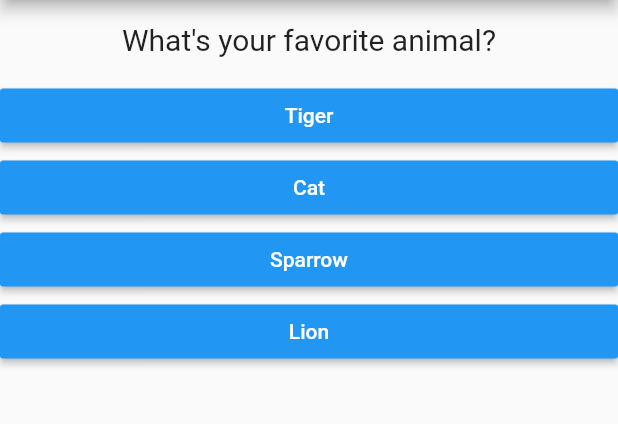
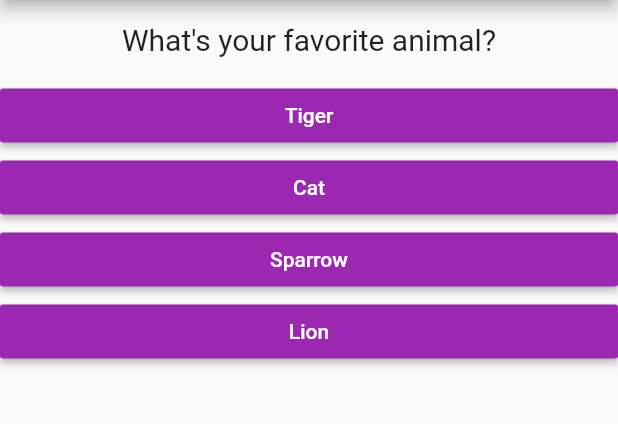
Before and after one commit to howtoflutter/hello_world, a Flutter app: the screen it shows after launch, after a tap on "Black", on a phone screen of 412 x 824 dp, the part 84-508 px from its top. Run offline on Flutter 3.47's test engine with Material 2 defaults, Android fonts, the phone set to English and light mode, and no system bars.

Commit message:
Built a working quiz app with flutter

```diff
--- a/lib/main.dart
+++ b/lib/main.dart
@@ -1,6 +1,6 @@
 import 'package:flutter/material.dart';
-import 'widgets/question.dart';
-import 'widgets/answer.dart';
+import 'widgets/quiz.dart';
+import 'widgets/result.dart';
 
 void main() => runApp(MyApp());
 
@@ -13,52 +13,72 @@ class MyApp extends StatefulWidget {
 }
 
 class _MyAppState extends State<MyApp> {
-  var _questionIndex = 0;
-
-  void _answerQuestion() {
-    setState(() {
-      _questionIndex += 1;
-    });
-    print(_questionIndex);
-  }
-
-  @override
-  Widget build(BuildContext ctx) {
-    final questions = [
+  final _questions = const [
     {
       "questionText": "What's your favorite color?",
       "answers": [
-          "Black", "Red", "White", "Green",
+        {"text": "Black", "score": 3},
+        {"text": "Red", "score": 5},
+        {"text": "White", "score": 7},
+        {"text": "Green", "score": 9},
       ],
     },
     {
       "questionText": "What's your favorite animal?",
       "answers": [
-          "Tiger", "Cat", "Sparrow", "Lion",
+        {"text": "Tiger", "score": 3},
+        {"text": "Cat", "score": 5},
+        {"text": "Sparrow", "score": 7},
+        {"text": "Lion", "score": 9},
       ],
     },
     {
       "questionText": "What's your favorite place?",
       "answers": [
-          "Singapore", "Switzerland", "Spain", "Italy",
+        {"text": "Singapore", "score": 3},
+        {"text": "Switzerland", "score": 5},
+        {"text": "Spain", "score": 7},
+        {"text": "Italy", "score": 9},
       ],
     },
   ];
+  var _questionIndex = 0;
+  var _totalScore = 0;
+
+  void _resetHandler() {
+    setState(() {
+      _questionIndex = 0;
+      _totalScore = 0;
+    });
+  }
+
+  void _answerQuestion(int score) {
+    // _totalScore += score;
+    setState(() {
+      _questionIndex += 1;
+      _totalScore += score;
+    });
+    print(_questionIndex);
+    if (_questionIndex < _questions.length) {
+      print("We have more questions!");
+    }
+  }
+
+  @override
+  Widget build(BuildContext ctx) {
     return MaterialApp(
       home: Scaffold(
         appBar: AppBar(
           backgroundColor: Colors.black,
           title: Text('Questionaire App'),
         ),
-        body: Column(
-          children: [
-            Question(questions[_questionIndex]['questionText']),
-            ...(questions[_questionIndex]['answers'] as List<String>)
-              .map((answer) {
-              return Answer(_answerQuestion, answer);
-            }).toList(),
-          ],
-        ),
+        body: (_questionIndex < _questions.length)
+            ? Quiz(
+                questions: _questions,
+                questionIndex: _questionIndex,
+                answerQuestion: _answerQuestion,
+              )
+            : Result(totalScore: _totalScore, resetHandler: _resetHandler),
       ),
     );
   }
--- a/lib/widgets/answer.dart
+++ b/lib/widgets/answer.dart
@@ -7,11 +7,11 @@ class Answer extends StatelessWidget {
   Answer(this.selectHandler, this.answerText);
 
   @override
-  Widget build(BuildContext context) {
+  Widget build(BuildContext ctx) {
     return Container(
       width: double.infinity,
       child: RaisedButton(
-        color: Colors.blue,
+        color: Colors.purple,
         textColor: Colors.white,
         child: Text(answerText),
         onPressed: selectHandler,
--- a/lib/widgets/question.dart
+++ b/lib/widgets/question.dart
@@ -6,7 +6,7 @@ class Question extends StatelessWidget {
   Question(this.questionText);
 
   @override
-  Widget build(BuildContext context) {
+  Widget build(BuildContext ctx) {
     return Container(
       width: double.infinity,
       margin: EdgeInsets.all(15),
--- /dev/null
+++ b/lib/widgets/quiz.dart
@@ -0,0 +1,27 @@
+import 'package:flutter/material.dart';
+import './answer.dart';
+import './question.dart';
+
+class Quiz extends StatelessWidget {
+  final List questions;
+  final int questionIndex;
+  final Function answerQuestion;
+
+  Quiz({
+    @required this.questions,
+    @required this.questionIndex,
+    @required this.answerQuestion,
+  });
+
+  @override
+  Widget build(BuildContext context) {
+    return Column(
+      children: [
+        Question(questions[questionIndex]['questionText']),
+        ...(questions[questionIndex]['answers'] as List<Map<String, Object>>).map((answer) {
+          return Answer(() => answerQuestion(answer['score']), answer['text']);
+        }).toList(),
+      ],
+    );
+  }
+}
--- a/pubspec.yaml
+++ b/pubspec.yaml
@@ -14,7 +14,7 @@ description: A new Flutter project.
 version: 1.0.0+1
 
 environment:
-  sdk: ">=2.1.0 <3.0.0"
+  sdk: ">=2.2.2 <3.0.0"
 
 dependencies:
   flutter:
```
Also changed, not shown: lib/widgets/result.dart (added, +42 -0 lines). Lines whose indentation alone changed are shown as unchanged.
